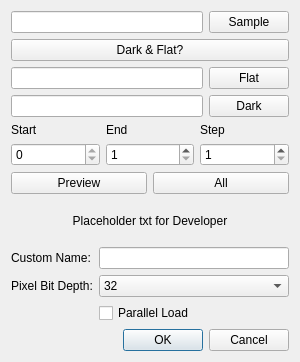
Old version of the form mantidimaging/gui/ui/load_dialog.ui in the repository mantidproject/mantidimaging.
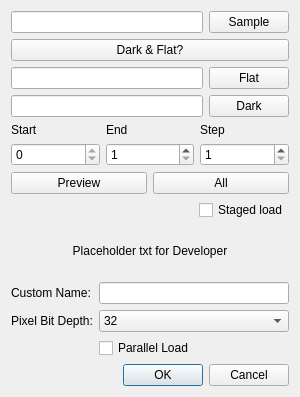
New version of the form.

Commit message: Option to load preview and full stack simultaneously

```diff
--- a/mantidimaging/gui/ui/load_dialog.ui
+++ b/mantidimaging/gui/ui/load_dialog.ui
@@ -7,7 +7,7 @@
     <x>0</x>
     <y>0</y>
     <width>300</width>
-    <height>362</height>
+    <height>397</height>
    </rect>
   </property>
   <property name="windowTitle">
@@ -188,6 +188,28 @@
        </item>
       </layout>
      </item>
+     <item alignment="Qt::AlignRight">
+      <widget class="QCheckBox" name="staged_load">
+       <property name="cursor">
+        <cursorShape>ArrowCursor</cursorShape>
+       </property>
+       <property name="toolTip">
+        <string>Simultaneously load a preview and the full stack. Useful for quickly working with large stacks.</string>
+       </property>
+       <property name="layoutDirection">
+        <enum>Qt::LeftToRight</enum>
+       </property>
+       <property name="autoFillBackground">
+        <bool>false</bool>
+       </property>
+       <property name="text">
+        <string>Staged load</string>
+       </property>
+       <property name="checked">
+        <bool>false</bool>
+       </property>
+      </widget>
+     </item>
     </layout>
    </item>
    <item>
```
Left out of the diff: 22 changed lines with no effect on the pictures. The commit also changes 3 other files.
